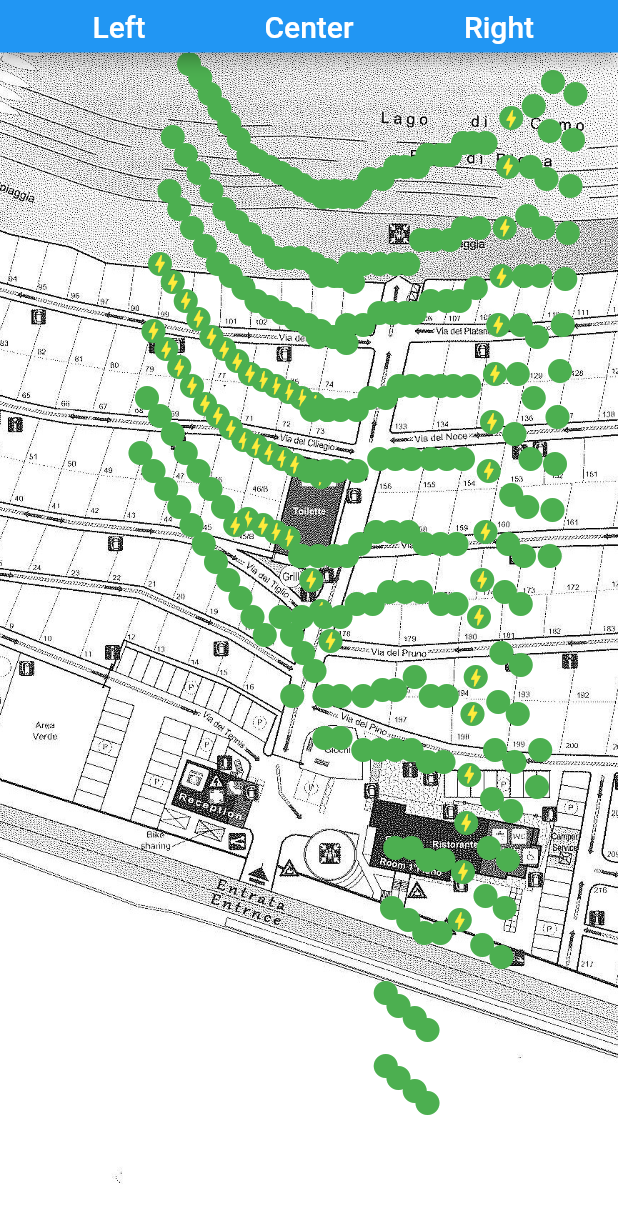
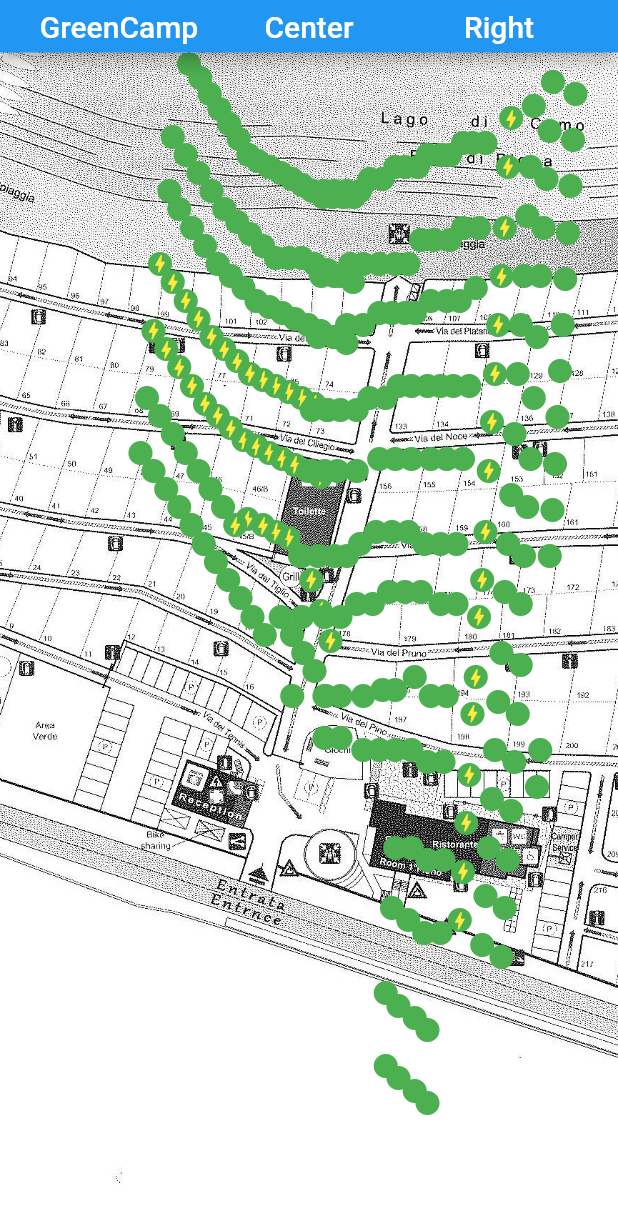
Before and after one commit to SiniMini04/GreenCamp, a Flutter app: the screen it shows after launch, on a phone screen of 412 x 824 dp. Shown: the top 1222 px of the screen. Run offline on Flutter 3.47's test engine with Material 2 defaults, Android fonts, the phone set to English and light mode, and no system bars; our stand-ins replace logger; missing offline and left inert: mysql1.

Commit message:
Navigationsbar:Titel:01
Changed Left to GreenCamp

```diff
--- a/greencamp/lib/main.dart
+++ b/greencamp/lib/main.dart
@@ -57,7 +57,7 @@ class _MyAppState extends State<MyApp> {
                     children: [
                       Expanded(
                         child: Text(
-                          'Left',
+                          'GreenCamp',
                           textAlign: TextAlign.center,
                         ),
                       ),
```
